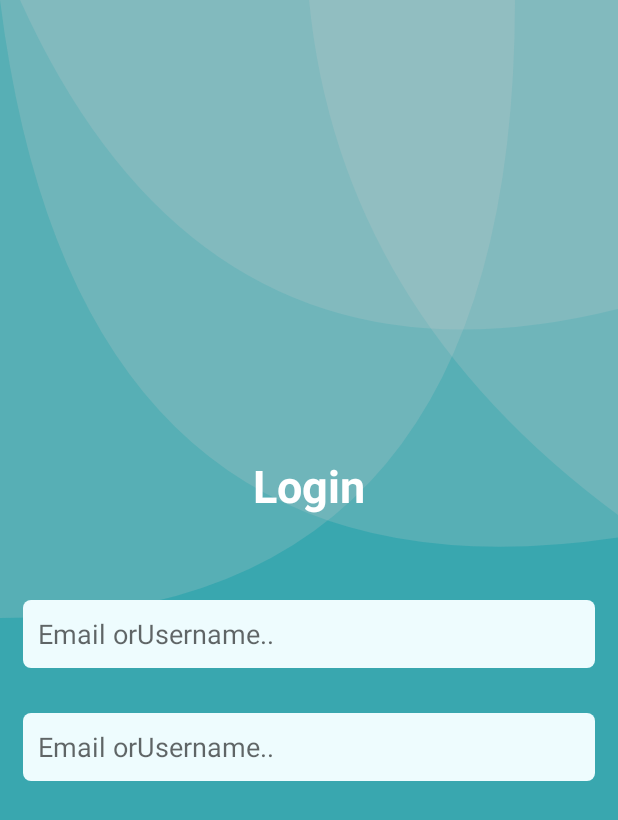
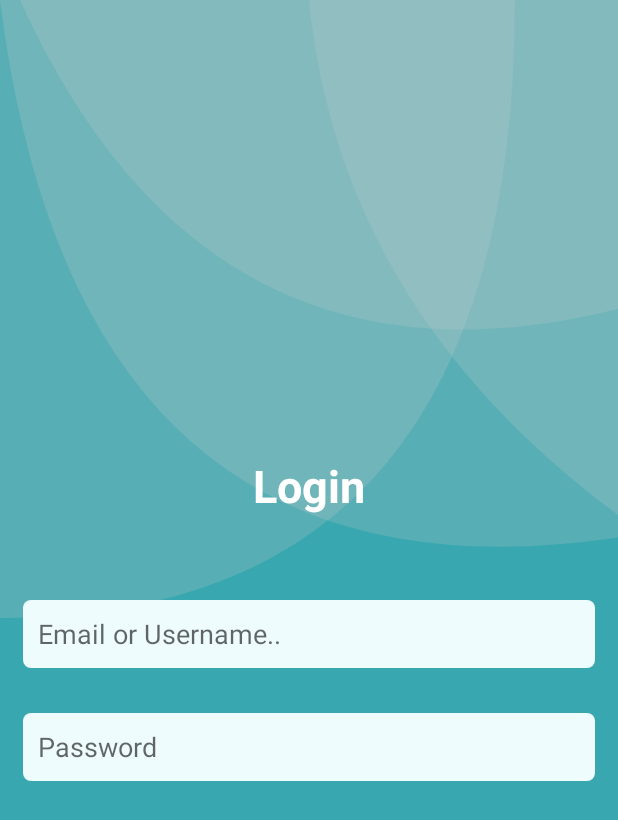
Before and after one commit to tushar09/Modern-App-UI-Design, an Android app: the screen it shows after launch (Login1Activity), on a phone screen of 412 x 824 dp. Shown: the top 820 px of the screen. Run offline under Robolectric (Android 15) with nearby library versions, the phone set to English and light mode, and no system bars.

Commit message:
edittext made password input type

```diff
--- a/app/src/main/res/layout/activity_login1.xml
+++ b/app/src/main/res/layout/activity_login1.xml
@@ -34,7 +34,8 @@
             android:layout_width="match_parent"
             android:layout_height="45dp"/>
         <EditText
-            android:hint="@string/email_or_username"
+            android:inputType="textPassword"
+            android:hint="@string/password"
             android:singleLine="true"
             android:padding="10dp"
             android:background="@drawable/rounded_border"
--- a/app/src/main/res/values/strings.xml
+++ b/app/src/main/res/values/strings.xml
@@ -1,5 +1,6 @@
 <resources>
     <string name="app_name">New UI</string>
     <string name="login">Login</string>
-    <string name="email_or_username">Email orUsername..</string>
+    <string name="email_or_username">Email or Username..</string>
+    <string name="password">Password</string>
 </resources>
```
